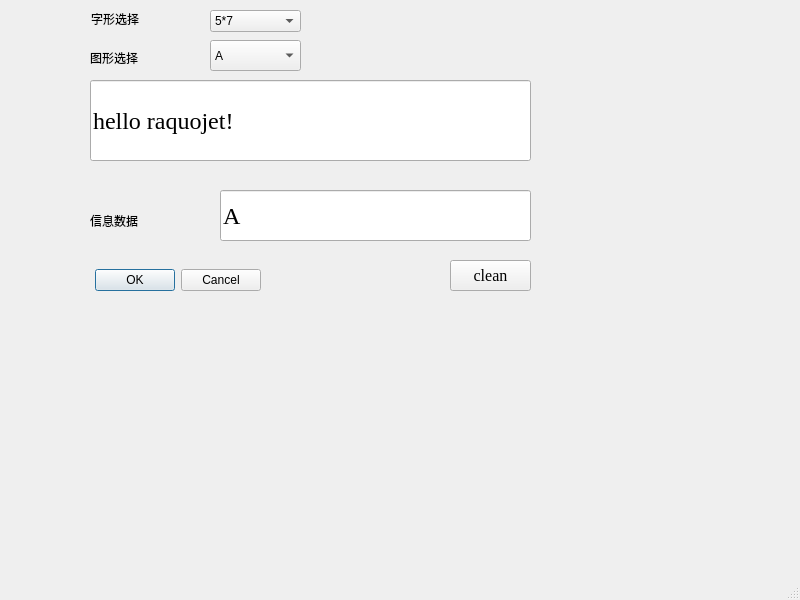
This is newinfownd.ui in wangxingchao/qt_printer_v0 as Qt 5 draws it before an edit. The edited form follows.
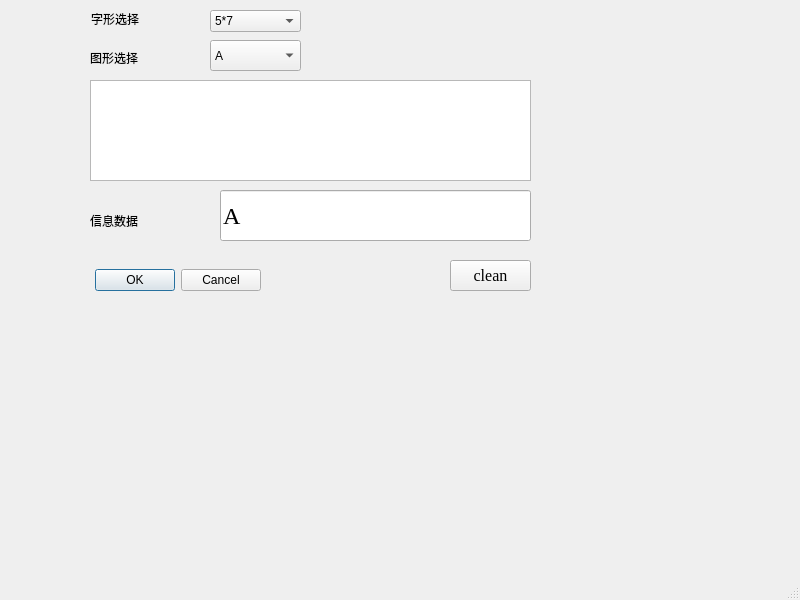
This is the edited form.

Commit message:
textEdit: replace lineEdit with textEdit
aibin: remove lineedit. add new textEdit.
TODO: change font parameters

```diff
--- a/newinfownd.ui
+++ b/newinfownd.ui
@@ -97,25 +97,6 @@
      </property>
     </item>
    </widget>
-   <widget class="QLineEdit" name="lineEdit">
-    <property name="geometry">
-     <rect>
-      <x>90</x>
-      <y>80</y>
-      <width>441</width>
-      <height>81</height>
-     </rect>
-    </property>
-    <property name="font">
-     <font>
-      <family>Times New Roman</family>
-      <pointsize>18</pointsize>
-     </font>
-    </property>
-    <property name="text">
-     <string>hello raquojet!</string>
-    </property>
-   </widget>
    <widget class="QDialogButtonBox" name="buttonBox">
     <property name="geometry">
      <rect>
@@ -259,6 +240,16 @@
      <string>图形选择</string>
     </property>
    </widget>
+   <widget class="QTextEdit" name="textEdit">
+    <property name="geometry">
+     <rect>
+      <x>90</x>
+      <y>80</y>
+      <width>441</width>
+      <height>101</height>
+     </rect>
+    </property>
+   </widget>
   </widget>
   <widget class="QMenuBar" name="menubar">
    <property name="geometry">
```
Left out of the diff: 2 changed lines with no effect on the pictures. The commit also changes 39 other files.
